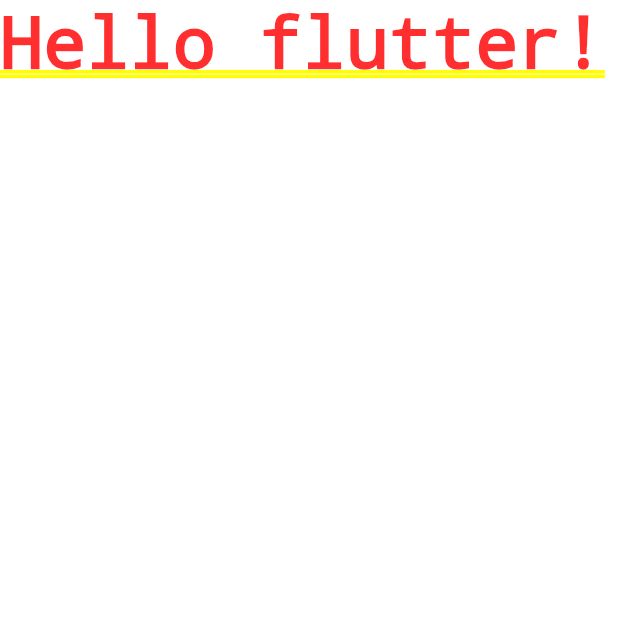
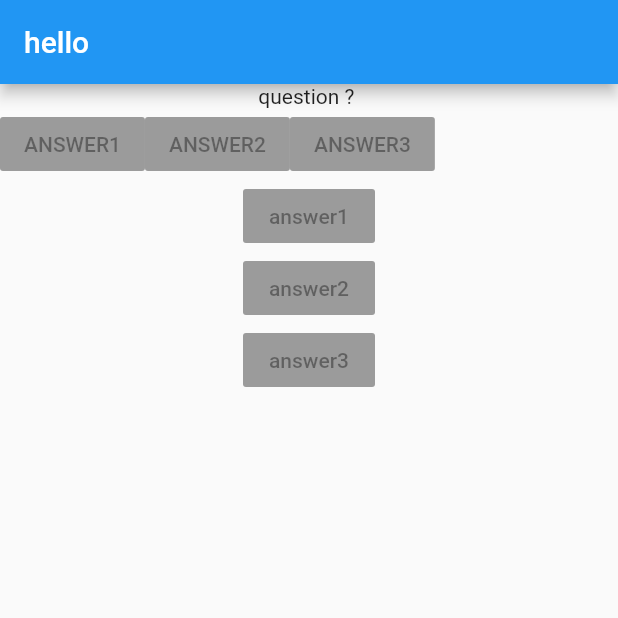
Before and after one commit to amirhsnnjd/flutter-course-quizapp, a Flutter app: the screen it shows after launch, on a phone screen of 412 x 824 dp, the top half of it. Run offline on Flutter 3.47's test engine with Material 2 defaults, Android fonts, the phone set to English and light mode, and no system bars.

Commit message:
Button Added

```diff
--- a/lib/main.dart
+++ b/lib/main.dart
@@ -1,17 +1,30 @@
 import 'package:flutter/material.dart';
 
-void main() {
-  runApp(MyApp());
-}
+void main() => runApp(MyApp());
 
 class MyApp extends StatelessWidget {
-
-
   @override
   Widget build(BuildContext context) {
     // TODO: implement build
     return MaterialApp(
-      home: Text('Hello flutter!'),
+      home: Scaffold(
+        appBar: AppBar(
+          title: Text('hello'),
+        ),
+        body: Column(children: [
+          Text('question ? '),
+          Row(children: [
+            RaisedButton( child: Text('ANSWER1'), onPressed: null),
+          RaisedButton( child: Text('ANSWER2'), onPressed: null),
+          RaisedButton( child: Text('ANSWER3'), onPressed: null),
+          ],),
+          RaisedButton( child: Text('answer1'), onPressed: null),
+          RaisedButton( child: Text('answer2'), onPressed: null),
+          RaisedButton( child: Text('answer3'), onPressed: null),
+
+
+        ]),
+      ),
     );
   }
 }
```
